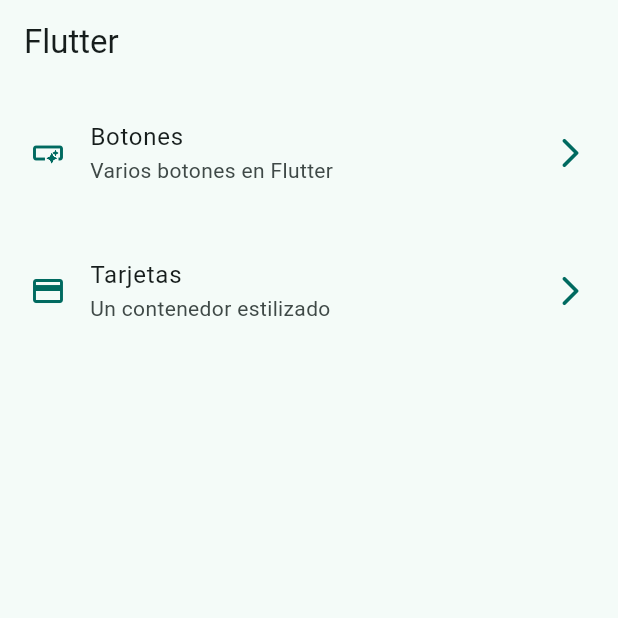
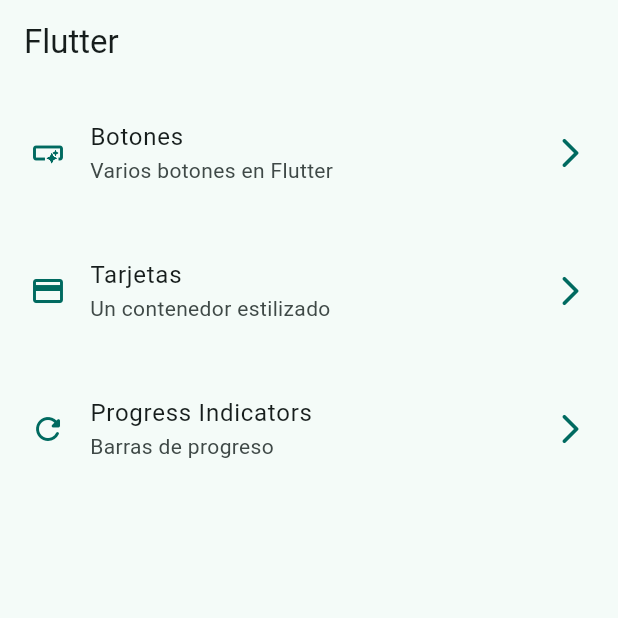
Before and after one commit to fabiofons/widget-app, a Flutter app: the screen it shows after launch, on a phone screen of 412 x 824 dp, the top half of it. Run offline on Flutter 3.47's test engine with Material 3 defaults, Android fonts, the phone set to English and light mode, and no system bars; our stand-ins replace go_router.

Commit message:
Added new progress route and progress indicator screen done

```diff
--- a/lib/config/menu/menu_items.dart
+++ b/lib/config/menu/menu_items.dart
@@ -26,5 +26,11 @@ const appMenuItems = <MenuItems>[
     subtitle: 'Un contenedor estilizado',
     link: '/cards',
     icon: Icons.credit_card
+  ),
+  MenuItems(
+    title: 'Progress Indicators',
+    subtitle: 'Barras de progreso',
+    link: '/progress',
+    icon: Icons.refresh_rounded
   )
 ];
--- a/lib/config/router/app_router.dart
+++ b/lib/config/router/app_router.dart
@@ -21,5 +21,10 @@ final appRouter = GoRouter(
       name: CardsScreen.name,
       builder: (context, state) => const CardsScreen(),
     ),
+    GoRoute(
+      path: '/progress',
+      name: ProgressScreen.name,
+      builder: (context, state) => const ProgressScreen(),
+    ),
   ],
 );
--- a/lib/presentation/screens/cards/cards_screen.dart
+++ b/lib/presentation/screens/cards/cards_screen.dart
@@ -182,8 +182,6 @@ class _CardType4 extends StatelessWidget {
   @override
   Widget build(BuildContext context) {
 
-    final colorTheme = Theme.of(context).colorScheme;
-
     return Card(
       clipBehavior: Clip.hardEdge,
       shape: const RoundedRectangleBorder(
--- a/lib/presentation/screens/home/home_screen.dart
+++ b/lib/presentation/screens/home/home_screen.dart
@@ -1,7 +1,6 @@
 import 'package:flutter/material.dart';
 import 'package:go_router/go_router.dart';
 import 'package:widget_app/config/menu/menu_items.dart';
-import 'package:widget_app/presentation/screens/screens.dart';
 
 class HomeScreen extends StatelessWidget {
 
```
Also changed, not shown: lib/presentation/screens/progress/progress_screen.dart (+67 -1 lines).
